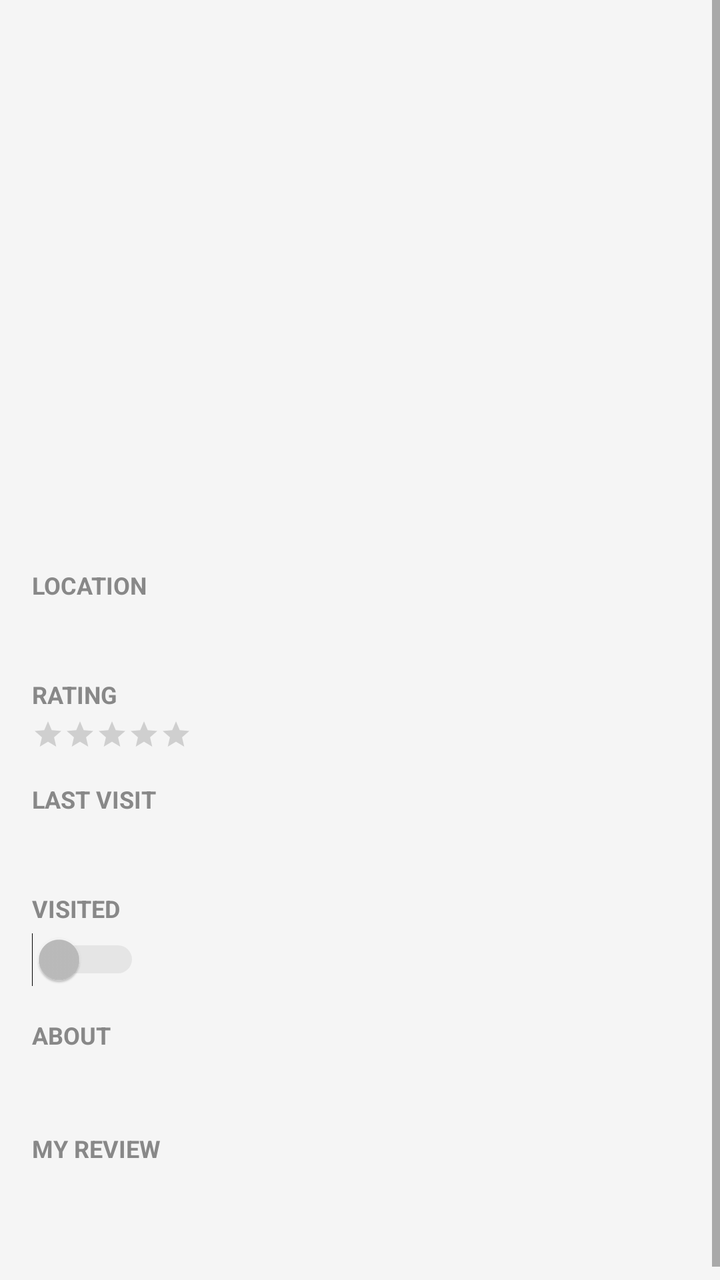
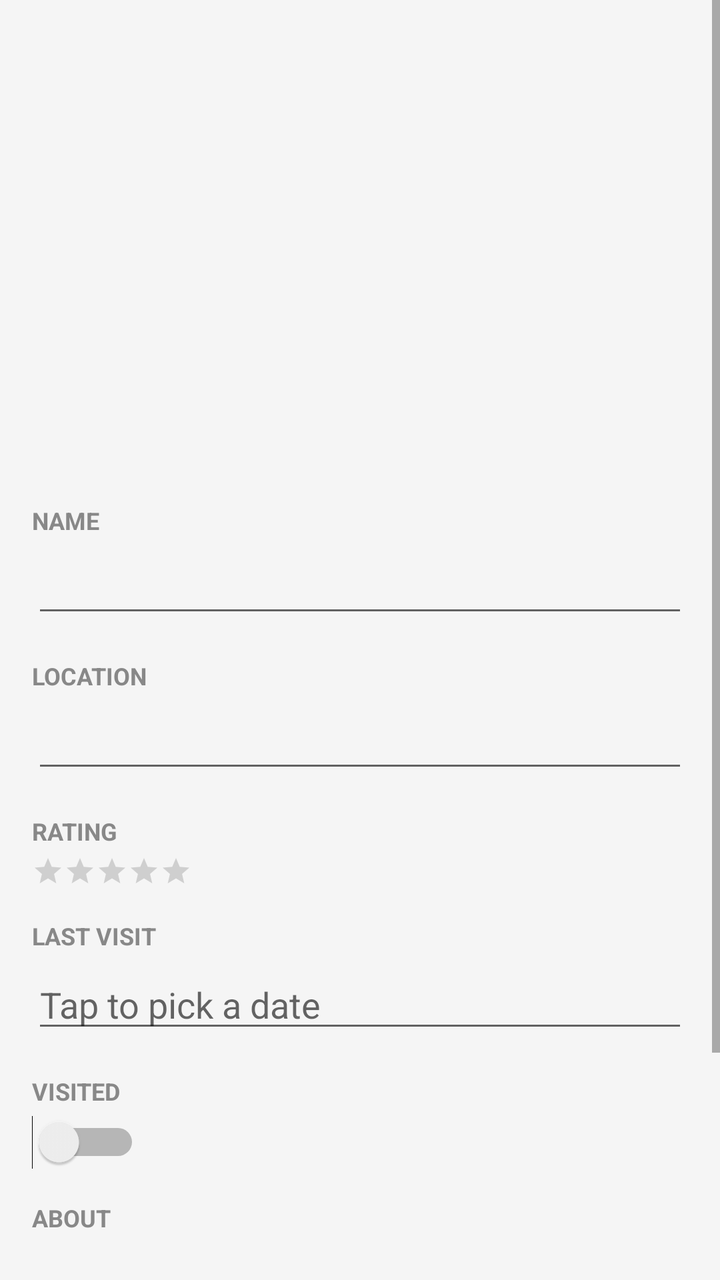

Screens rendered from an Android XML layout before and after an edit, with the pre-edit source and the edit as a unified diff.
<!-- AndroidManifest.xml: application theme Theme.MyFoodSpots -->
<!-- res/layout/activity_detail.xml -->
<?xml version="1.0" encoding="utf-8"?>
<ScrollView xmlns:android="http://schemas.android.com/apk/res/android"
    android:layout_width="match_parent"
    android:layout_height="match_parent"
    android:background="#F5F5F5">
    
    <LinearLayout
        android:layout_width="match_parent"
        android:layout_height="wrap_content"
        android:orientation="vertical">

        <ImageView
            android:id="@+id/detailImage"
            android:layout_width="match_parent"
            android:layout_height="220dp"
            android:scaleType="centerCrop"
            android:contentDescription="@string/app_name" />
        
        <LinearLayout
            android:layout_width="match_parent"
            android:layout_height="wrap_content"
            android:orientation="vertical"
            android:padding="16dp">

            
            <TextView
                android:id="@+id/detailName"
                android:layout_width="match_parent"
                android:layout_height="wrap_content"
                android:textSize="24sp"
                android:textStyle="bold"
                android:textColor="@color/black" />

            
            <TextView
                android:id="@+id/labelLocation"
                style="@style/DetailSectionLabel"
                android:layout_width="match_parent"
                android:layout_height="wrap_content"
                android:text="@string/label_location" />
            
            <TextView
                android:id="@+id/detailLocation"
                android:layout_width="match_parent"
                android:layout_height="wrap_content"
                android:textSize="15sp"
                android:layout_marginTop="2dp" />

            
            <TextView
                android:id="@+id/labelRating"
                style="@style/DetailSectionLabel"
                android:layout_width="match_parent"
                android:layout_height="wrap_content"
                android:text="@string/label_rating" />
            
            <RatingBar
                android:id="@+id/detailRatingBar"
                style="?android:attr/ratingBarStyleSmall"
                android:layout_width="wrap_content"
                android:layout_height="wrap_content"
                android:isIndicator="true"
                android:numStars="5"
                android:stepSize="0.5"
                android:layout_marginTop="4dp" />

            
            <TextView
                android:id="@+id/labelLastVisit"
                style="@style/DetailSectionLabel"
                android:layout_width="match_parent"
                android:layout_height="wrap_content"
                android:text="@string/label_last_visit" />
            <TextView
                 android:id="@+id/detailLastVisit"
                 android:layout_width="match_parent"
                 android:layout_height="wrap_content"
                 android:textSize="15sp"
                 android:layout_marginTop="2dp" />

            
            <TextView
                android:id="@+id/labelVisited"
                style="@style/DetailSectionLabel"
                android:layout_width="match_parent"
                android:layout_height="wrap_content"
                android:text="@string/label_visited" />
            
            <Switch
                android:id="@+id/detailVisitedSwitch"
                android:layout_width="wrap_content"
                android:layout_height="wrap_content"
                android:layout_marginTop="4dp"
                android:enabled="false" />

            
            <TextView
                android:id="@+id/labelDescription"
                style="@style/DetailSectionLabel"
                android:layout_width="match_parent"
                android:layout_height="wrap_content"
                android:text="@string/label_description" />

            <TextView
                android:id="@+id/detailDescription"
                android:layout_width="match_parent"
                android:layout_height="wrap_content"
                android:textSize="15sp"
                android:layout_marginTop="4dp"
                android:lineSpacingMultiplier="1.4" />

            
            <TextView
                android:id="@+id/labelReview"
                style="@style/DetailSectionLabel"
                android:layout_width="match_parent"
                android:layout_height="wrap_content"
                android:text="@string/label_review" />
            
            <TextView
                android:id="@+id/detailReview"
                android:layout_width="match_parent"
                android:layout_height="wrap_content"
                android:textSize="15sp"
                android:layout_marginTop="4dp"
                android:lineSpacingMultiplier="1.4"
                android:textStyle="italic"
                android:paddingBottom="24dp" />

        </LinearLayout>

    </LinearLayout>

</ScrollView>
<!-- resources referenced by this layout -->
<resources>
  <string name="app_name">My Food Spots</string>
  <string name="label_description">About</string>
  <string name="label_last_visit">Last Visit</string>
  <string name="label_location">Location</string>
  <string name="label_rating">Rating</string>
  <string name="label_review">My Review</string>
  <string name="label_visited">Visited</string>
  <style name="DetailSectionLabel">
          <item name="android:textSize">12sp</item>
          <item name="android:textStyle">bold</item>
          <item name="android:textColor">#888888</item>
          <item name="android:textAllCaps">true</item>
          <item name="android:layout_marginTop">16dp</item>
      </style>
  <style name="Theme.MyFoodSpots" parent="Theme.MaterialComponents.DayNight.DarkActionBar">
          <item name="colorPrimary">@color/purple_500</item>
          <item name="colorPrimaryVariant">@color/purple_700</item>
          <item name="colorOnPrimary">@color/white</item>
          <item name="colorSecondary">@color/teal_200</item>
          <item name="colorSecondaryVariant">@color/teal_700</item>
          <item name="colorOnSecondary">@color/black</item>
          <item name="android:statusBarColor" tools:targetApi="l">?attr/colorPrimaryVariant</item>
      </style>
</resources>

<!-- the commit's change to res/layout/activity_detail.xml (unified diff, before → after) -->
@@ -24,12 +24,27 @@
 
             
             <TextView
-                android:id="@+id/detailName"
+                android:id="@+id/labelName"
+                style="@style/DetailSectionLabel"
                 android:layout_width="match_parent"
                 android:layout_height="wrap_content"
-                android:textSize="24sp"
-                android:textStyle="bold"
-                android:textColor="@color/black" />
+                android:text="@string/label_name" />
+
+            <EditText
+                android:id="@+id/editName"
+                android:layout_width="match_parent"
+                android:layout_height="wrap_content"
+                android:inputType="textCapWords"
+                android:maxLines="1"
+                android:layout_marginTop="4dp" />
+
+            <TextView
+                android:id="@+id/errorName"
+                android:layout_width="match_parent"
+                android:layout_height="wrap_content"
+                android:textColor="#d11919"
+                android:textSize="12sp"
+                android:visibility="gone" />
 
             
             <TextView
@@ -38,13 +53,22 @@
                 android:layout_width="match_parent"
                 android:layout_height="wrap_content"
                 android:text="@string/label_location" />
-            
-            <TextView
-                android:id="@+id/detailLocation"
+
+            <EditText
+                android:id="@+id/editLocation"
                 android:layout_width="match_parent"
                 android:layout_height="wrap_content"
-                android:textSize="15sp"
-                android:layout_marginTop="2dp" />
+                android:inputType="textCapWords"
+                android:maxLines="1"
+                android:layout_marginTop="4dp" />
+
+            <TextView
+                android:id="@+id/errorLocation"
+                android:layout_width="match_parent"
+                android:layout_height="wrap_content"
+                android:textColor="#d11919"
+                android:textSize="12sp"
+                android:visibility="gone" />
 
             
             <TextView
@@ -59,7 +83,6 @@
                 style="?android:attr/ratingBarStyleSmall"
                 android:layout_width="wrap_content"
                 android:layout_height="wrap_content"
-                android:isIndicator="true"
                 android:numStars="5"
                 android:stepSize="0.5"
                 android:layout_marginTop="4dp" />
@@ -71,12 +94,24 @@
                 android:layout_width="match_parent"
                 android:layout_height="wrap_content"
                 android:text="@string/label_last_visit" />
+
+            <EditText
+                android:id="@+id/editLastVisit"
+                android:layout_width="match_parent"
+                android:layout_height="wrap_content"
+                android:focusable="false"
+                android:hint="@string/hint_tap_date"
+                android:layout_marginTop="4dp"
+                android:inputType="none"
+                android:cursorVisible="false" />
+
             <TextView
-                 android:id="@+id/detailLastVisit"
-                 android:layout_width="match_parent"
-                 android:layout_height="wrap_content"
-                 android:textSize="15sp"
-                 android:layout_marginTop="2dp" />
+                android:id="@+id/errorDate"
+                android:layout_width="match_parent"
+                android:layout_height="wrap_content"
+                android:textColor="#d11919"
+                android:textSize="12sp"
+                android:visibility="gone" />
 
             
             <TextView
@@ -85,13 +120,12 @@
                 android:layout_width="match_parent"
                 android:layout_height="wrap_content"
                 android:text="@string/label_visited" />
-            
+
             <Switch
                 android:id="@+id/detailVisitedSwitch"
                 android:layout_width="wrap_content"
                 android:layout_height="wrap_content"
-                android:layout_marginTop="4dp"
-                android:enabled="false" />
+                android:layout_marginTop="4dp" />
 
             
             <TextView
@@ -116,15 +150,24 @@
                 android:layout_width="match_parent"
                 android:layout_height="wrap_content"
                 android:text="@string/label_review" />
-            
-            <TextView
-                android:id="@+id/detailReview"
+
+            <EditText
+                android:id="@+id/editReview"
                 android:layout_width="match_parent"
                 android:layout_height="wrap_content"
-                android:textSize="15sp"
+                android:inputType="textMultiLine|textCapSentences"
+                android:minLines="3"
+                android:gravity="top"
                 android:layout_marginTop="4dp"
-                android:lineSpacingMultiplier="1.4"
-                android:textStyle="italic"
+                android:paddingBottom="8dp" />
+
+            <TextView
+                android:id="@+id/errorReview"
+                android:layout_width="match_parent"
+                android:layout_height="wrap_content"
+                android:textColor="#d11919"
+                android:textSize="12sp"
+                android:visibility="gone"
                 android:paddingBottom="24dp" />
 
         </LinearLayout>
<!-- resource entries referenced after the edit -->
@@ -1,9 +1,11 @@
 <!-- resources referenced by this layout -->
 <resources>
   <string name="app_name">My Food Spots</string>
+  <string name="hint_tap_date">Tap to pick a date</string>
   <string name="label_description">About</string>
   <string name="label_last_visit">Last Visit</string>
   <string name="label_location">Location</string>
+  <string name="label_name">Name</string>
   <string name="label_rating">Rating</string>
   <string name="label_review">My Review</string>
   <string name="label_visited">Visited</string>
